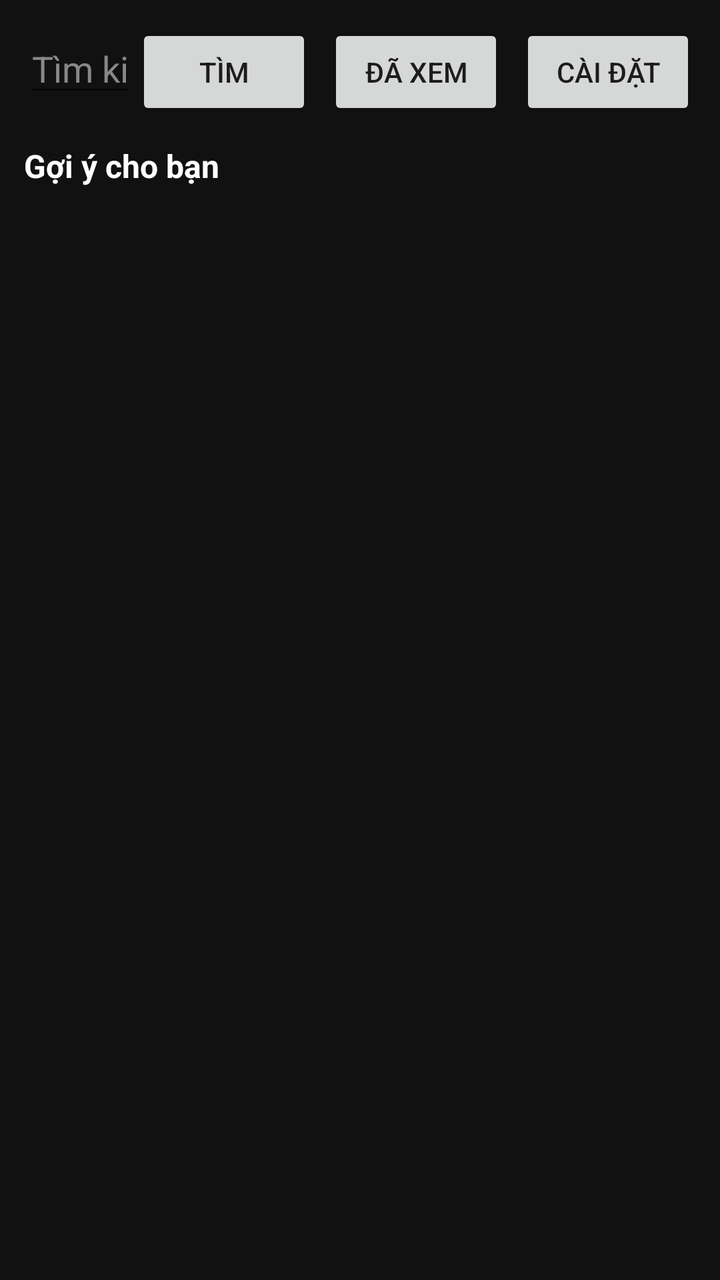
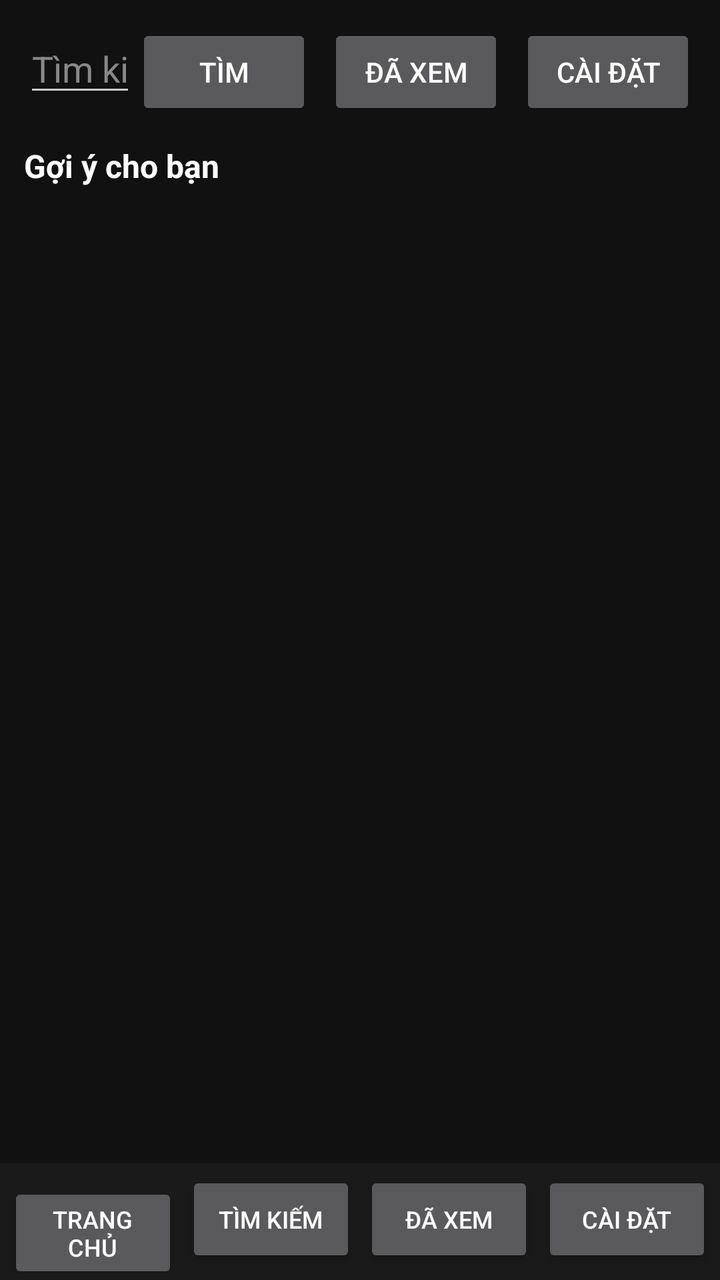

Screens rendered from an Android XML layout before and after an edit, with the pre-edit source and the edit as a unified diff.
<!-- AndroidManifest.xml: application theme Theme.YoutubeLite -->
<!-- res/layout/activity_home.xml -->
<?xml version="1.0" encoding="utf-8"?>
<ScrollView xmlns:android="http://schemas.android.com/apk/res/android"
    android:id="@+id/home_scroll"
    android:layout_width="match_parent"
    android:layout_height="match_parent"
    android:background="#111"
    android:fillViewport="true">

    <LinearLayout
        android:layout_width="match_parent"
        android:layout_height="wrap_content"
        android:orientation="vertical"
        android:padding="12dp">

        <LinearLayout
            android:layout_width="match_parent"
            android:layout_height="wrap_content"
            android:orientation="horizontal">

            <EditText
                android:id="@+id/home_query_input"
                android:layout_width="0dp"
                android:layout_height="wrap_content"
                android:layout_weight="1"
                android:hint="Tìm kiếm YouTube..."
                android:inputType="text"
                android:imeOptions="actionSearch"
                android:singleLine="true"
                android:maxLines="1"
                android:textColor="#FFF"
                android:textColorHint="#888" />

            <Button
                android:id="@+id/home_search_btn"
                android:layout_width="wrap_content"
                android:layout_height="wrap_content"
                android:text="Tìm" />

            <Button
                android:id="@+id/home_history_btn"
                android:layout_width="wrap_content"
                android:layout_height="wrap_content"
                android:layout_marginLeft="8dp"
                android:text="Đã xem" />

            <Button
                android:id="@+id/home_settings_btn"
                android:layout_width="wrap_content"
                android:layout_height="wrap_content"
                android:layout_marginLeft="8dp"
                android:text="Cài đặt" />
        </LinearLayout>

        
        <TextView
            android:id="@+id/home_history_title"
            android:layout_width="match_parent"
            android:layout_height="wrap_content"
            android:layout_marginTop="8dp"
            android:text="Đã tìm kiếm"
            android:textColor="#AAA"
            android:textSize="12sp"
            android:visibility="gone" />

        <HorizontalScrollView
            android:id="@+id/home_history_scroll"
            android:layout_width="match_parent"
            android:layout_height="wrap_content"
            android:scrollbars="none"
            android:visibility="gone">

            <LinearLayout
                android:id="@+id/home_history_container"
                android:layout_width="wrap_content"
                android:layout_height="wrap_content"
                android:orientation="horizontal" />
        </HorizontalScrollView>

        <TextView
            android:id="@+id/home_suggest_title"
            android:layout_width="match_parent"
            android:layout_height="wrap_content"
            android:layout_marginTop="12dp"
            android:text="Gợi ý cho bạn"
            android:textColor="#FFF"
            android:textSize="16sp"
            android:textStyle="bold" />

        <TextView
            android:id="@+id/home_suggest_state"
            android:layout_width="match_parent"
            android:layout_height="wrap_content"
            android:textColor="#888"
            android:textSize="12sp"
            android:visibility="gone" />

        <LinearLayout
            android:id="@+id/home_suggest_container"
            android:layout_width="match_parent"
            android:layout_height="wrap_content"
            android:orientation="vertical" />

        <Button
            android:id="@+id/home_suggest_more_btn"
            android:layout_width="match_parent"
            android:layout_height="wrap_content"
            android:layout_marginTop="4dp"
            android:text="Xem thêm gợi ý"
            android:visibility="gone" />

    </LinearLayout>
</ScrollView>
<!-- resources referenced by this layout -->
<resources>
  <style name="Theme.YoutubeLite" parent="Theme.AppCompat.DayNight.DarkActionBar">
          <item name="colorPrimary">#CC0000</item>
          <item name="colorPrimaryDark">#990000</item>
          <item name="colorAccent">#CC0000</item>
      </style>
</resources>

<!-- the commit's change to res/layout/activity_home.xml (unified diff, before → after) -->
@@ -1,10 +1,16 @@
 <?xml version="1.0" encoding="utf-8"?>
-<ScrollView xmlns:android="http://schemas.android.com/apk/res/android"
-    android:id="@+id/home_scroll"
+<LinearLayout xmlns:android="http://schemas.android.com/apk/res/android"
     android:layout_width="match_parent"
     android:layout_height="match_parent"
     android:background="#111"
-    android:fillViewport="true">
+    android:orientation="vertical">
+
+    <ScrollView
+        android:id="@+id/home_scroll"
+        android:layout_width="match_parent"
+        android:layout_height="0dp"
+        android:layout_weight="1"
+        android:fillViewport="true">
 
     <LinearLayout
         android:layout_width="match_parent"
@@ -94,6 +100,33 @@
             android:textSize="12sp"
             android:visibility="gone" />
 
+        
+        <ProgressBar
+            android:id="@+id/state_loading"
+            android:layout_width="wrap_content"
+            android:layout_height="wrap_content"
+            android:layout_gravity="center_horizontal"
+            android:layout_marginTop="16dp"
+            android:visibility="gone" />
+
+        <TextView
+            android:id="@+id/state_error"
+            android:layout_width="match_parent"
+            android:layout_height="wrap_content"
+            android:gravity="center"
+            android:textColor="#FF8A80"
+            android:textSize="13sp"
+            android:visibility="gone" />
+
+        <Button
+            android:id="@+id/state_retry"
+            android:layout_width="wrap_content"
+            android:layout_height="wrap_content"
+            android:layout_gravity="center_horizontal"
+            android:layout_marginTop="8dp"
+            android:text="Thử lại"
+            android:visibility="gone" />
+
         <LinearLayout
             android:id="@+id/home_suggest_container"
             android:layout_width="match_parent"
@@ -109,4 +142,55 @@
             android:visibility="gone" />
 
     </LinearLayout>
-</ScrollView>
+    </ScrollView>
+
+    
+    <include
+        android:id="@+id/nav_bar_container"
+        layout="@layout/nav_bar" />
+
+</LinearLayout>
+<!-- res/layout/nav_bar.xml (included above) -->
+<?xml version="1.0" encoding="utf-8"?>
+<LinearLayout xmlns:android="http://schemas.android.com/apk/res/android"
+    android:layout_width="match_parent"
+    android:layout_height="wrap_content"
+    android:background="#1A1A1A"
+    android:orientation="horizontal"
+    android:padding="4dp">
+
+    <Button
+        android:id="@+id/nav_home"
+        android:layout_width="0dp"
+        android:layout_weight="1"
+        android:layout_height="wrap_content"
+        android:text="Trang chủ"
+        android:textSize="12sp" />
+
+    <Button
+        android:id="@+id/nav_search"
+        android:layout_width="0dp"
+        android:layout_weight="1"
+        android:layout_height="wrap_content"
+        android:layout_marginLeft="4dp"
+        android:text="Tìm kiếm"
+        android:textSize="12sp" />
+
+    <Button
+        android:id="@+id/nav_history"
+        android:layout_width="0dp"
+        android:layout_weight="1"
+        android:layout_height="wrap_content"
+        android:layout_marginLeft="4dp"
+        android:text="Đã xem"
+        android:textSize="12sp" />
+
+    <Button
+        android:id="@+id/nav_settings"
+        android:layout_width="0dp"
+        android:layout_weight="1"
+        android:layout_height="wrap_content"
+        android:layout_marginLeft="4dp"
+        android:text="Cài đặt"
+        android:textSize="12sp" />
+</LinearLayout>
<!-- resource entries referenced after the edit -->
@@ -1,9 +1,20 @@
 <!-- resources referenced by this layout -->
 <resources>
-  <style name="Theme.YoutubeLite" parent="Theme.AppCompat.DayNight.DarkActionBar">
+  <style name="Theme.YoutubeLite" parent="Theme.AppCompat.NoActionBar">
           <item name="colorPrimary">#CC0000</item>
           <item name="colorPrimaryDark">#990000</item>
           <item name="colorAccent">#CC0000</item>
+          <item name="android:windowBackground">#111111</item>
+          <item name="android:textColorPrimary">#FFFFFF</item>
+          <item name="android:textColorSecondary">#CCCCCC</item>
+          <item name="alertDialogTheme">@style/Theme.YoutubeLite.Dialog</item>
+      </style>
+  <style name="Theme.YoutubeLite.Dialog" parent="Theme.AppCompat.Dialog.Alert">
+          <item name="colorPrimary">#CC0000</item>
+          <item name="colorAccent">#CC0000</item>
+          <item name="android:windowBackground">#222222</item>
+          <item name="android:textColorPrimary">#FFFFFF</item>
+          <item name="android:textColorSecondary">#CCCCCC</item>
       </style>
 </resources>
 
